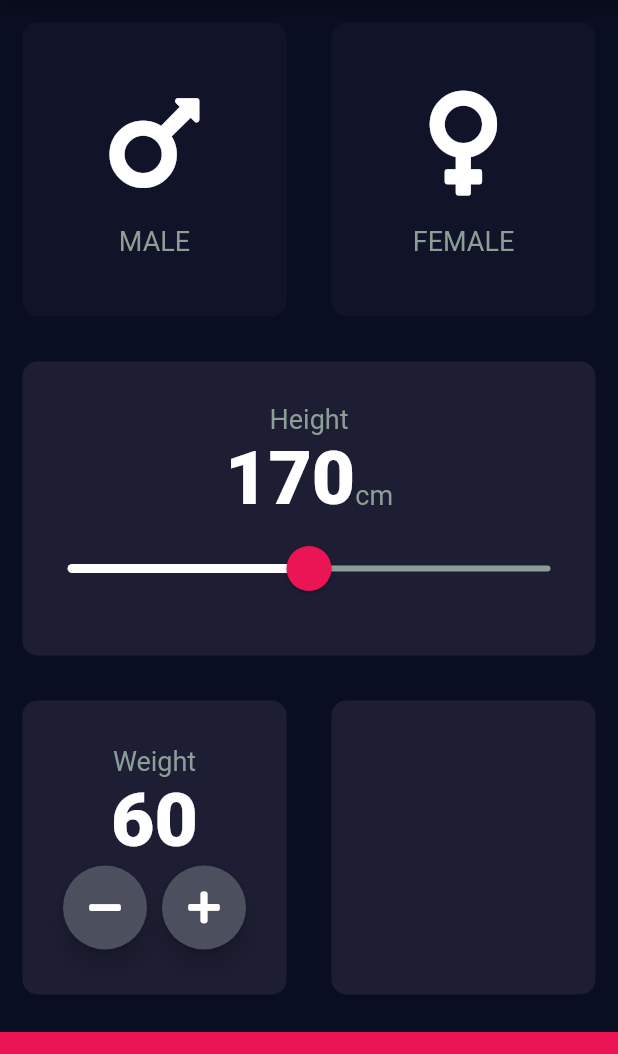
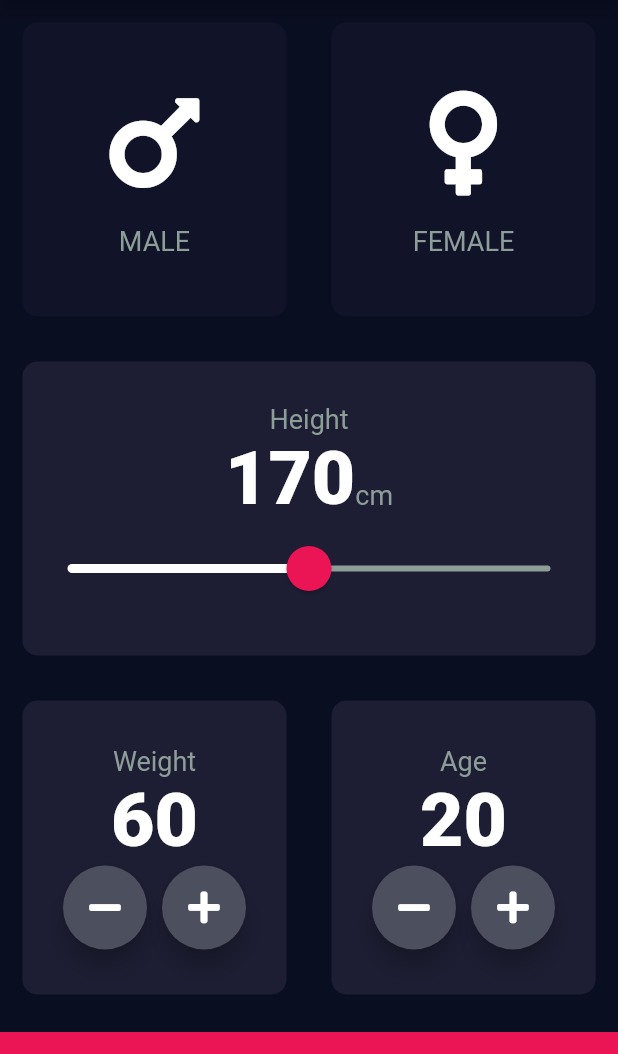
Before and after one commit to jedchoi/bmi-calculator-flutter, a Flutter app: the screen it shows after launch, on a phone screen of 412 x 824 dp, the part 84-1138 px from its top. Run offline on Flutter 3.47's test engine with Material 2 defaults, Android fonts, the phone set to English and light mode, and no system bars; our stand-ins replace font_awesome_flutter.

Commit message:
age 버튼 구현

```diff
--- a/lib/input_page.dart
+++ b/lib/input_page.dart
@@ -18,6 +18,7 @@ class _InputPageState extends State<InputPage> {
   Gender selectedGender;
   int height = 170;
   int weight = 60;
+  int age = 20;
 
   @override
   Widget build(BuildContext context) {
@@ -165,6 +166,40 @@ class _InputPageState extends State<InputPage> {
                 Expanded(
                   child: ReusableCard(
                     color: kActiveCardColor,
+                    cardChild: Column(
+                        mainAxisAlignment: MainAxisAlignment.center,
+                        children: <Widget>[
+                          Text(
+                            'Age',
+                            style: kLabelTextStyle,
+                          ),
+                          Text(
+                            age.toString(),
+                            style: kNumberTextStyle,
+                          ),
+                          Row(
+                            mainAxisAlignment: MainAxisAlignment.center,
+                            children: <Widget>[
+                              RoundIconButton(
+                                child: Icon(FontAwesomeIcons.minus),
+                                onPressed: () {
+                                  setState(() {
+                                    age -= 1;
+                                  });
+                                },
+                              ),
+                              SizedBox(width: 10.0),
+                              RoundIconButton(
+                                child: Icon(FontAwesomeIcons.plus),
+                                onPressed: () {
+                                  setState(() {
+                                    age += 1;
+                                  });
+                                },
+                              ),
+                            ],
+                          )
+                        ]),
                   ),
                 ),
               ],
@@ -183,7 +218,7 @@ class _InputPageState extends State<InputPage> {
 }
 
 class RoundIconButton extends StatelessWidget {
-  const RoundIconButton({this.child, this.onPressed});
+  const RoundIconButton({@required this.child, @required this.onPressed});
   final Widget child;
   final Function onPressed;
 
```
